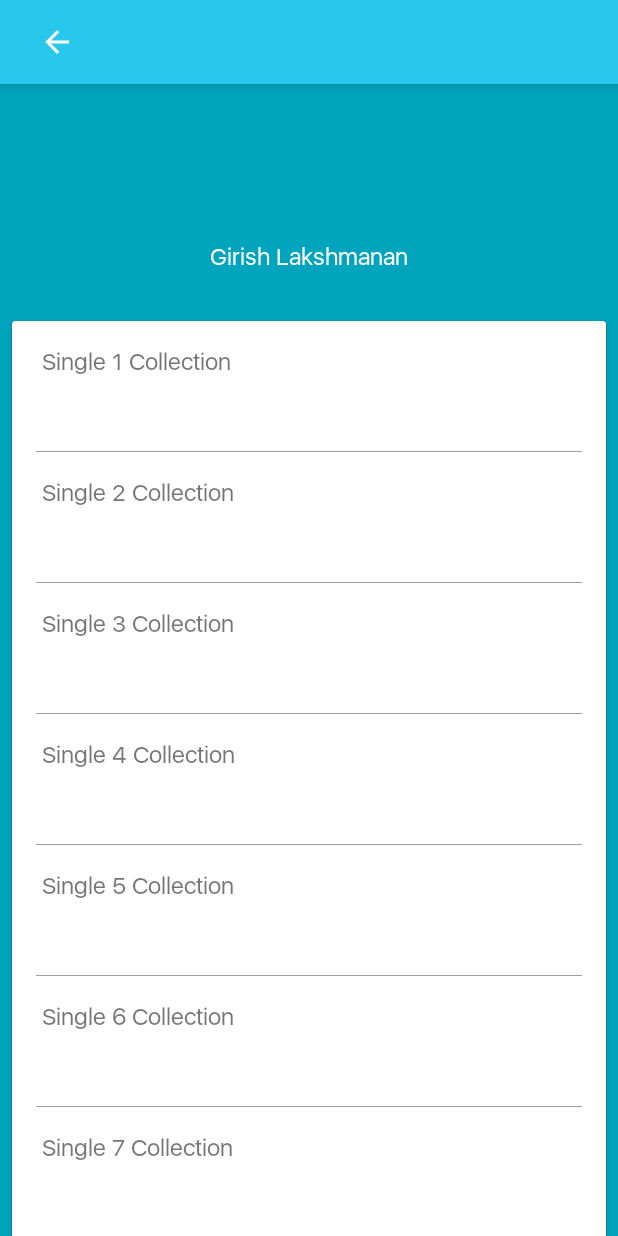
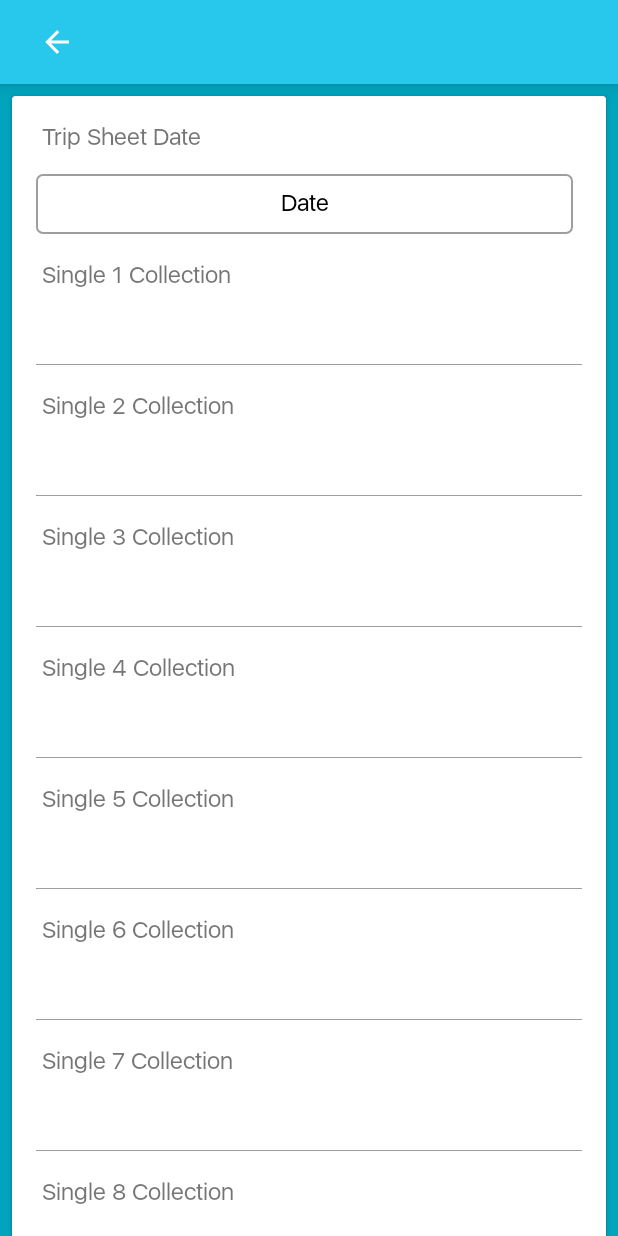
Before and after one commit to girishla/kbus, an Android app: the layout busdailysummary_detail_activity.xml on its own in the app's theme, with its tools: preview values and no code run, on a phone screen of 412 x 824 dp. Run offline under Robolectric (Android 15) with nearby library versions, the phone set to English and light mode, and no system bars; Roboto replaces fonts that are not available here.

Commit message:
minor improvements to edittext

```diff
--- a/app/src/main/java/com/expensemanager/app/tripsheet/BusDailySummaryDetailActivity.java
+++ b/app/src/main/java/com/expensemanager/app/tripsheet/BusDailySummaryDetailActivity.java
@@ -136,14 +136,7 @@ public class BusDailySummaryDetailActivity extends BaseActivity {
     TextView editTextView;
     @BindView(R.id.toolbar_save_text_view_id)
     TextView saveTextView;
-    @BindView(R.id.busdailysummary_detail_activity_user_info_relative_layout_id)
-    RelativeLayout userInfoRelativeLayout;
-    @BindView(R.id.busdailysummary_detail_activity_user_photo_image_view_id)
-    ImageView userPhotoImageView;
-    @BindView(R.id.busdailysummary_detail_activity_fullname_text_view_id)
-    TextView fullNameTextView;
-    @BindView(R.id.busdailysummary_detail_activity_email_text_view_id)
-    TextView emailTextView;
+
     @BindView(R.id.busdailysummary_detail_activity_single1Collection_text_view_id)
     EditText single1CollectionTextView;
 
@@ -196,12 +189,6 @@ public class BusDailySummaryDetailActivity extends BaseActivity {
 
 
 
-
-
-    @BindView(R.id.busdailysummary_detail_activity_grid_view_id)
-    GridView photoGridView;
-    @BindView(R.id.busdailysummary_detail_activity_new_photo_grid_view_id)
-    GridView newPhotoGridView;
     @BindView(R.id.busdailysummary_detail_activity_delete_button_id)
     Button deleteButton;
     @BindView(R.id.busdailysummary_detail_activity_progress_bar_id)
@@ -297,9 +284,6 @@ public class BusDailySummaryDetailActivity extends BaseActivity {
 
         setupConductor();
 
-
-
-        userInfoRelativeLayout.setVisibility(View.GONE);
 
         deleteButton.setOnClickListener(v -> delete());
 
@@ -466,6 +450,7 @@ public class BusDailySummaryDetailActivity extends BaseActivity {
         setupEditField(unionExpenseTextView);
         setupEditField(cleanerExpenseTextView);
 
+        single1CollectionTextView.requestFocus();
 
 
 
@@ -480,12 +465,29 @@ public class BusDailySummaryDetailActivity extends BaseActivity {
             editText.setSelection(editText.length());
 
         }
+
+
+        editText.setOnFocusChangeListener(new View.OnFocusChangeListener() {
+            @Override
+            public void onFocusChange(View v, boolean hasFocus) {
+                if(hasFocus){
+                    if(editText.getText().toString().trim().equals("0.0")){
+                        editText.setText("");
+                    }
+                }else {
+                    if(editText.getText().length() == 0){
+                        editText.setText("0.0");
+                    }
+                }
+            }
+        });
     }
 
     private void setEditMode(boolean isEditable) {
         this.isEditable = isEditable;
         invalidateViews();
         single1CollectionTextView.requestFocus();
+        busdailysummaryDateTextView.setEnabled(false);
 
     }
 
--- a/app/src/main/res/layout/busdailysummary_detail_activity.xml
+++ b/app/src/main/res/layout/busdailysummary_detail_activity.xml
@@ -113,72 +113,68 @@
             android:layout_width="match_parent"
             android:layout_height="wrap_content">
 
-            <RelativeLayout
-                android:id="@+id/busdailysummary_detail_activity_user_info_relative_layout_id"
-                android:layout_width="match_parent"
-                android:layout_height="wrap_content"
-                android:layout_marginTop="@dimen/space_medium_large"
-                android:layout_marginLeft="@dimen/space_medium"
-                android:layout_marginRight="@dimen/space_medium">
-
-                <!-- User photo -->
-                <ImageView
-                    android:id="@+id/busdailysummary_detail_activity_user_photo_image_view_id"
-                    android:layout_width="60dp"
-                    android:layout_height="60dp"
-                    android:layout_centerHorizontal="true"
-
-                    android:layout_marginTop="@dimen/space_medium"
-                    android:layout_marginBottom="@dimen/space_medium"/>
-
-                <!-- User name and email -->
-                <LinearLayout
-                    android:id="@+id/busdailysummary_detail_activity_linear_layout_title_id"
-                    android:layout_width="match_parent"
-                    android:layout_height="wrap_content"
-                    android:layout_below="@+id/busdailysummary_detail_activity_user_photo_image_view_id"
-                    android:orientation="vertical">
-
-                    <TextView
-                        android:id="@+id/busdailysummary_detail_activity_fullname_text_view_id"
-                        android:layout_width="wrap_content"
-                        android:layout_height="wrap_content"
-                        android:layout_marginTop="4dp"
-                        android:layout_gravity="center_horizontal"
-
-                        android:textColor="@color/white"
-                        android:textSize="@dimen/text_small"
-                        android:text="Girish Lakshmanan"/>
-
-                    <com.expensemanager.app.helpers.ETextView
-                        android:id="@+id/busdailysummary_detail_activity_email_text_view_id"
-                        android:layout_width="wrap_content"
-                        android:layout_height="wrap_content"
-                        android:layout_gravity="center_horizontal"
-
-                        android:textColor="@color/gray_really_light"
-                        android:textSize="@dimen/text_small"/>
-
-                </LinearLayout>
-
-            </RelativeLayout>
-
             <android.support.v7.widget.CardView
                 android:id="@+id/busdailysummary_detail_activity_card_view_id"
                 android:layout_width="match_parent"
                 android:layout_height="wrap_content"
-                android:layout_margin="@dimen/space_medium_small"
-                android:layout_below="@+id/busdailysummary_detail_activity_user_info_relative_layout_id">
+                android:layout_margin="@dimen/space_medium_small">
 
                 <RelativeLayout
                     android:layout_width="match_parent"
                     android:layout_height="wrap_content">
+
+                    <!-- TripSheet date and time label -->
+                    <TextView
+                        android:id="@+id/busdailysummary_detail_activity_date_time_label_text_view_id"
+                        android:layout_width="match_parent"
+                        android:layout_height="wrap_content"
+                        android:layout_marginLeft="@dimen/space_medium_large"
+                        android:layout_marginRight="@dimen/space_medium_large"
+                        android:layout_marginTop="@dimen/space_medium_large"
+                        android:layout_marginBottom="@dimen/space_medium"
+
+                        android:paddingLeft="@dimen/space_really_small"
+                        android:paddingRight="@dimen/space_really_small"
+                        android:text="@string/busdailysummary_date"
+                        android:textSize="@dimen/text_small"/>
+
+                    <!-- TripSheet date and time -->
+                    <LinearLayout
+                        android:id="@+id/busdailysummary_detail_activity_date_time_linear_layout_id"
+                        android:layout_width="match_parent"
+                        android:layout_height="40dp"
+                        android:layout_marginLeft="@dimen/space_medium_large"
+                        android:layout_marginRight="@dimen/space_medium_large"
+                        android:layout_below="@+id/busdailysummary_detail_activity_date_time_label_text_view_id"
+
+                        android:weightSum="2"
+                        android:orientation="horizontal">
+
+                        <!-- Date -->
+                        <TextView
+                            android:id="@+id/busdailysummary_detail_activity_busdailysummary_date_text_view_id"
+                            android:layout_width="match_parent"
+                            android:layout_height="match_parent"
+                            android:layout_marginRight="@dimen/space_small"
+
+                            android:layout_weight="1"
+                            android:gravity="center"
+                            android:padding="@dimen/space_really_small"
+                            android:textSize="@dimen/text_small"
+                            android:textColor="@color/black"
+                            android:background="@drawable/background_round_corner_border_gray"
+                            tools:text="Date"/>
+
+
+                    </LinearLayout>
 
                     <!-- single1Collection label -->
                     <TextView
                         android:id="@+id/busdailysummary_detail_activity_single1Collection_label_text_view_id"
                         android:layout_width="match_parent"
                         android:layout_height="wrap_content"
+                        android:layout_below="@+id/busdailysummary_detail_activity_date_time_linear_layout_id"
+
                         android:layout_marginLeft="@dimen/space_medium_large"
                         android:layout_marginRight="@dimen/space_medium_large"
                         android:layout_marginTop="@dimen/space_medium_large"
@@ -985,115 +981,14 @@
                         android:textSize="@dimen/text_small"
                         android:background="@drawable/background_round_corner_border_gray"/>
 
-                    <!-- TripSheet date and time label -->
-                    <TextView
-                        android:id="@+id/busdailysummary_detail_activity_date_time_label_text_view_id"
-                        android:layout_width="match_parent"
-                        android:layout_height="wrap_content"
-                        android:layout_below="@+id/busdailysummary_detail_activity_conductor_relative_layout_id"
-                        android:layout_marginLeft="@dimen/space_medium_large"
-                        android:layout_marginRight="@dimen/space_medium_large"
-                        android:layout_marginTop="@dimen/space_medium_large"
-                        android:layout_marginBottom="@dimen/space_medium"
-
-                        android:paddingLeft="@dimen/space_really_small"
-                        android:paddingRight="@dimen/space_really_small"
-                        android:text="@string/busdailysummary_date"
-                        android:textSize="@dimen/text_small"/>
-
-                    <!-- TripSheet date and time -->
-                    <LinearLayout
-                        android:id="@+id/busdailysummary_detail_activity_date_time_linear_layout_id"
-                        android:layout_width="match_parent"
-                        android:layout_height="40dp"
-                        android:layout_marginLeft="@dimen/space_medium_large"
-                        android:layout_marginRight="@dimen/space_medium_large"
-                        android:layout_below="@+id/busdailysummary_detail_activity_date_time_label_text_view_id"
-
-                        android:weightSum="2"
-                        android:orientation="horizontal">
-
-                        <!-- Date -->
-                        <TextView
-                            android:id="@+id/busdailysummary_detail_activity_busdailysummary_date_text_view_id"
-                            android:layout_width="match_parent"
-                            android:layout_height="match_parent"
-                            android:layout_marginRight="@dimen/space_small"
-
-                            android:layout_weight="1"
-                            android:gravity="center"
-                            android:padding="@dimen/space_really_small"
-                            android:textSize="@dimen/text_small"
-                            android:textColor="@color/black"
-                            android:background="@drawable/background_round_corner_border_gray"
-                            tools:text="Date"/>
-
-                        <!-- Time -->
-                        <!--<TextView-->
-                            <!--android:id="@+id/busdailysummary_detail_activity_busdailysummary_time_text_view_id"-->
-                            <!--android:layout_width="match_parent"-->
-                            <!--android:layout_height="match_parent"-->
-                            <!--android:layout_marginLeft="@dimen/space_small"-->
-
-                            <!--android:layout_weight="1"-->
-                            <!--android:gravity="center"-->
-                            <!--android:padding="@dimen/space_really_small"-->
-                            <!--android:textSize="@dimen/text_small"-->
-                            <!--android:textColor="@color/black"-->
-                            <!--android:background="@drawable/background_round_corner_border_gray"-->
-                            <!--tools:text="Time"/>-->
-
-                    </LinearLayout>
 
 
 
-                    <!-- TripSheet photo -->
-                    <LinearLayout
-                        android:id="@+id/busdailysummary_detail_activity_linear_layout_id"
-                        android:layout_width="match_parent"
-                        android:layout_height="wrap_content"
-                        android:layout_below="@id/busdailysummary_detail_activity_date_time_linear_layout_id"
-                        android:layout_marginLeft="@dimen/space_medium_large"
-                        android:layout_marginRight="@dimen/space_medium_large"
-                        android:layout_marginTop="@dimen/space_medium_large"
-                        android:layout_marginBottom="@dimen/space_medium_large">
-
-                        <GridView
-                            android:id="@+id/busdailysummary_detail_activity_grid_view_id"
-                            android:layout_width="match_parent"
-                            android:layout_height="wrap_content"
-
-                            android:columnWidth="84dp"
-                            android:numColumns="auto_fit"
-                            android:gravity="center" />
-
-                    </LinearLayout>
 
                 </RelativeLayout>
 
             </android.support.v7.widget.CardView>
 
-            <!-- Add new busdailysummary photo -->
-            <LinearLayout
-                android:id="@+id/busdailysummary_detail_activity_new_photo_linear_layout_id"
-                android:layout_width="match_parent"
-                android:layout_height="wrap_content"
-                android:layout_below="@+id/busdailysummary_detail_activity_card_view_id"
-                android:layout_marginLeft="@dimen/space_medium_large"
-                android:layout_marginRight="@dimen/space_medium_large"
-                android:layout_marginTop="@dimen/space_medium_large"
-                android:layout_marginBottom="@dimen/space_medium_large">
-
-                <GridView
-                    android:id="@+id/busdailysummary_detail_activity_new_photo_grid_view_id"
-                    android:layout_width="match_parent"
-                    android:layout_height="176dp"
-
-                    android:columnWidth="84dp"
-                    android:numColumns="auto_fit"
-                    android:gravity="center" />
-
-            </LinearLayout>
 
             <!-- Delete -->
             <Button
@@ -1101,7 +996,7 @@
                 android:layout_width="match_parent"
                 android:layout_height="40dp"
                 android:layout_margin="@dimen/space_medium_large"
-                android:layout_below="@+id/busdailysummary_detail_activity_new_photo_linear_layout_id"
+                android:layout_below="@+id/busdailysummary_detail_activity_card_view_id"
 
                 android:textSize="@dimen/text_small"
                 android:textColor="@color/black"
```
